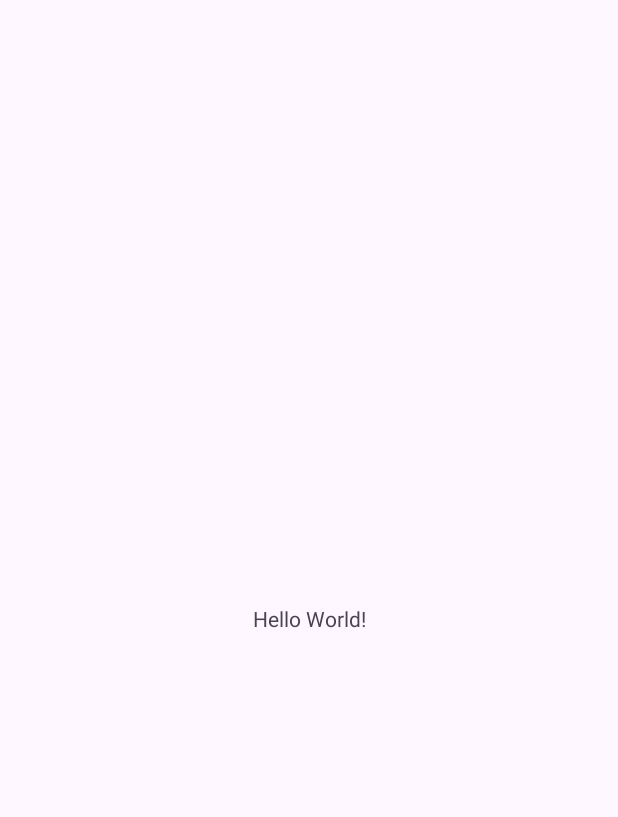
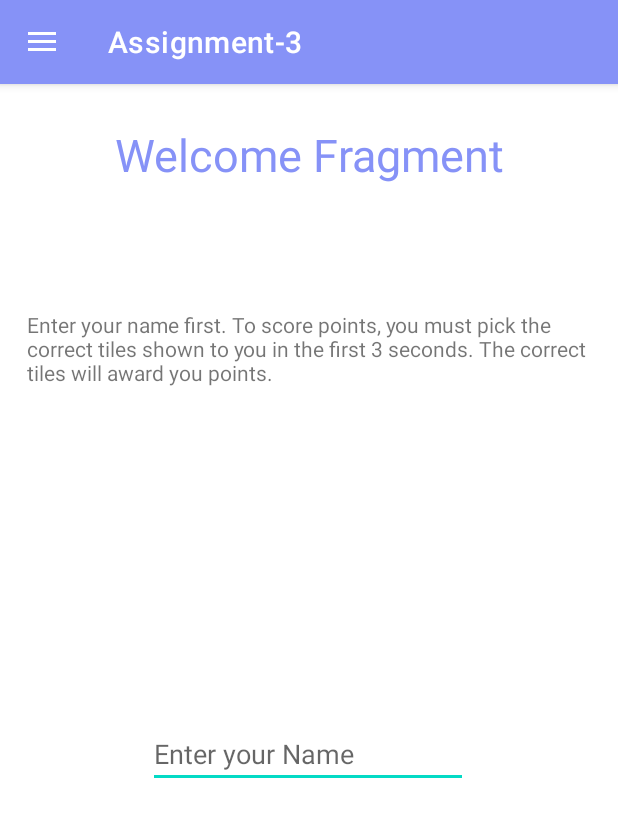
Before and after one commit to Msadeq12/MemoryTileGame, an Android app: the screen it shows after launch (MainActivity), on a phone screen of 412 x 824 dp. Before the commit the part shown is almost empty. Shown: the top 817 px of the screen. Run offline under Robolectric (Android 15) with nearby library versions, the phone set to English and light mode, and no system bars.

Commit message:
Added Navigation Drawer to navigate between fragments.

```diff
--- a/app/build.gradle.kts
+++ b/app/build.gradle.kts
@@ -41,6 +41,9 @@ dependencies {
     implementation("androidx.appcompat:appcompat:1.6.1")
     implementation("com.google.android.material:material:1.10.0")
     implementation("androidx.constraintlayout:constraintlayout:2.1.4")
+    implementation("androidx.legacy:legacy-support-v4:1.0.0")
+    implementation("androidx.lifecycle:lifecycle-livedata-ktx:2.6.1")
+    implementation("androidx.lifecycle:lifecycle-viewmodel-ktx:2.6.1")
     testImplementation("junit:junit:4.13.2")
     androidTestImplementation("androidx.test.ext:junit:1.1.5")
     androidTestImplementation("androidx.test.espresso:espresso-core:3.5.1")
--- a/app/src/main/java/com/example/assignment_3/MainActivity.kt
+++ b/app/src/main/java/com/example/assignment_3/MainActivity.kt
@@ -1,11 +1,58 @@
 package com.example.assignment_3
 
+import android.os.Bundle
+import android.view.MenuItem
+import android.view.Window
+import android.widget.Toast
+import androidx.appcompat.app.ActionBarDrawerToggle
 import androidx.appcompat.app.AppCompatActivity
-import android.os.Bundle
+import androidx.appcompat.widget.Toolbar
+import androidx.core.view.GravityCompat
+import androidx.drawerlayout.widget.DrawerLayout
+import com.google.android.material.navigation.NavigationView
 
-class MainActivity : AppCompatActivity() {
+class MainActivity : AppCompatActivity(), NavigationView.OnNavigationItemSelectedListener {
+
+    private lateinit var drawerLayout: DrawerLayout
+
     override fun onCreate(savedInstanceState: Bundle?) {
         super.onCreate(savedInstanceState)
         setContentView(R.layout.activity_main)
+
+        drawerLayout = findViewById<DrawerLayout>(R.id.drawer_layout)
+        val toolbar = findViewById<Toolbar>(R.id.toolbar)
+        setSupportActionBar(toolbar)
+        val navigationView = findViewById<NavigationView>(R.id.nav_view)
+        navigationView.setNavigationItemSelectedListener(this)
+        val toggle = ActionBarDrawerToggle(this, drawerLayout, toolbar, R.string.open_nav, R.string.close_nav)
+        drawerLayout.addDrawerListener(toggle)
+        toggle.syncState()
+        if (savedInstanceState == null) {
+            supportFragmentManager.beginTransaction()
+                .replace(R.id.fragment_container, WelcomeFragment()).commit()
+            navigationView.setCheckedItem(R.id.nav_welcome)
+        }
+    }
+
+    override fun onNavigationItemSelected(item: MenuItem): Boolean {
+        when (item.itemId) {
+            R.id.nav_welcome -> supportFragmentManager.beginTransaction()
+                .replace(R.id.fragment_container, WelcomeFragment()).commit()
+            R.id.nav_score -> supportFragmentManager.beginTransaction()
+                .replace(R.id.fragment_container, ScoreFragment()).commit()
+            R.id.nav_game -> supportFragmentManager.beginTransaction()
+                .replace(R.id.fragment_container, GameFragment()).commit()
+        }
+        drawerLayout.closeDrawer(GravityCompat.START)
+        return true
+    }
+
+    override fun onBackPressed() {
+        super.onBackPressed()
+        if (drawerLayout.isDrawerOpen(GravityCompat.START)) {
+            drawerLayout.closeDrawer(GravityCompat.START)
+        } else {
+            onBackPressedDispatcher.onBackPressed()
+        }
     }
 }
--- /dev/null
+++ b/app/src/main/java/com/example/assignment_3/WelcomeFragment.kt
@@ -0,0 +1,59 @@
+package com.example.assignment_3
+
+import android.os.Bundle
+import androidx.fragment.app.Fragment
+import android.view.LayoutInflater
+import android.view.View
+import android.view.ViewGroup
+
+// TODO: Rename parameter arguments, choose names that match
+// the fragment initialization parameters, e.g. ARG_ITEM_NUMBER
+private const val ARG_PARAM1 = "param1"
+private const val ARG_PARAM2 = "param2"
+
+/**
+ * A simple [Fragment] subclass.
+ * Use the [WelcomeFragment.newInstance] factory method to
+ * create an instance of this fragment.
+ */
+class WelcomeFragment : Fragment() {
+    // TODO: Rename and change types of parameters
+    private var param1: String? = null
+    private var param2: String? = null
+
+    override fun onCreate(savedInstanceState: Bundle?) {
+        super.onCreate(savedInstanceState)
+        arguments?.let {
+            param1 = it.getString(ARG_PARAM1)
+            param2 = it.getString(ARG_PARAM2)
+        }
+    }
+
+    override fun onCreateView(
+        inflater: LayoutInflater, container: ViewGroup?,
+        savedInstanceState: Bundle?
+    ): View? {
+        // Inflate the layout for this fragment
+        return inflater.inflate(R.layout.fragment_welcome, container, false)
+    }
+
+    companion object {
+        /**
+         * Use this factory method to create a new instance of
+         * this fragment using the provided parameters.
+         *
+         * @param param1 Parameter 1.
+         * @param param2 Parameter 2.
+         * @return A new instance of fragment WelcomeFragment.
+         */
+        // TODO: Rename and change types and number of parameters
+        @JvmStatic
+        fun newInstance(param1: String, param2: String) =
+            WelcomeFragment().apply {
+                arguments = Bundle().apply {
+                    putString(ARG_PARAM1, param1)
+                    putString(ARG_PARAM2, param2)
+                }
+            }
+    }
+}
--- a/app/src/main/res/layout/activity_main.xml
+++ b/app/src/main/res/layout/activity_main.xml
@@ -1,18 +1,39 @@
 <?xml version="1.0" encoding="utf-8"?>
-<androidx.constraintlayout.widget.ConstraintLayout xmlns:android="http://schemas.android.com/apk/res/android"
+<androidx.drawerlayout.widget.DrawerLayout
+    xmlns:android="http://schemas.android.com/apk/res/android"
     xmlns:app="http://schemas.android.com/apk/res-auto"
     xmlns:tools="http://schemas.android.com/tools"
     android:layout_width="match_parent"
     android:layout_height="match_parent"
+    android:id="@+id/drawer_layout"
+    android:fitsSystemWindows="true"
+    tools:openDrawer="start"
     tools:context=".MainActivity">
-
-    <TextView
+    <LinearLayout
+        android:layout_width="match_parent"
+        android:layout_height="match_parent"
+        android:orientation="vertical">
+        <androidx.appcompat.widget.Toolbar
+            android:layout_width="match_parent"
+            android:layout_height="56dp"
+            android:id="@+id/toolbar"
+            android:elevation="4dp"
+            android:background="@color/lavender"
+            android:theme="@style/ThemeOverlay.AppCompat.Dark.ActionBar"
+            android:popupTheme="@style/ThemeOverlay.AppCompat.Light"/>
+        <FrameLayout
+            android:layout_width="match_parent"
+            android:layout_height="match_parent"
+            android:id="@+id/fragment_container"/>
+    </LinearLayout>
+    <com.google.android.material.navigation.NavigationView
         android:layout_width="wrap_content"
-        android:layout_height="wrap_content"
-        android:text="Hello World!"
-        app:layout_constraintBottom_toBottomOf="parent"
-        app:layout_constraintEnd_toEndOf="parent"
-        app:layout_constraintStart_toStartOf="parent"
-        app:layout_constraintTop_toTopOf="parent" />
-
-</androidx.constraintlayout.widget.ConstraintLayout>
+        android:layout_height="match_parent"
+        android:id="@+id/nav_view"
+        android:layout_gravity="start"
+        app:headerLayout="@layout/nav_header"
+        app:menu="@menu/nav_menu"
+        android:background="@drawable/menubkg"
+        app:itemIconTint="@color/lavender"
+        app:itemTextColor="@color/lavender"/>
+</androidx.drawerlayout.widget.DrawerLayout>
--- /dev/null
+++ b/app/src/main/res/layout/fragment_welcome.xml
@@ -0,0 +1,52 @@
+<?xml version="1.0" encoding="utf-8"?>
+<androidx.constraintlayout.widget.ConstraintLayout
+    xmlns:android="http://schemas.android.com/apk/res/android"
+    xmlns:app="http://schemas.android.com/apk/res-auto"
+    xmlns:tools="http://schemas.android.com/tools"
+    android:layout_width="match_parent"
+    android:layout_height="match_parent"
+    tools:context=".WelcomeFragment">
+    <!-- TODO: Update blank fragment layout -->
+    <TextView
+        android:id="@+id/textView"
+        android:layout_width="wrap_content"
+        android:layout_height="wrap_content"
+        android:layout_centerInParent="true"
+        android:layout_centerVertical="true"
+        android:text="Welcome Fragment"
+        android:textColor="@color/lavender"
+        android:textSize="30sp"
+        app:layout_constraintBottom_toBottomOf="parent"
+        app:layout_constraintEnd_toEndOf="parent"
+        app:layout_constraintStart_toStartOf="parent"
+        app:layout_constraintTop_toTopOf="parent"
+        app:layout_constraintVertical_bias="0.037" />
+
+    <EditText
+        android:id="@+id/txtName"
+        android:layout_width="wrap_content"
+        android:layout_height="wrap_content"
+        android:ems="10"
+        android:hint="Enter your Name"
+        android:inputType="text"
+        app:layout_constraintBottom_toBottomOf="parent"
+        app:layout_constraintEnd_toEndOf="parent"
+        app:layout_constraintHorizontal_bias="0.497"
+        app:layout_constraintStart_toStartOf="parent"
+        app:layout_constraintTop_toTopOf="parent"
+        app:layout_constraintVertical_bias="0.587" />
+
+    <TextView
+        android:id="@+id/txtInstructions"
+        android:layout_width="375dp"
+        android:layout_height="85dp"
+        android:text="@string/welcome_instructions"
+        app:layout_constraintBottom_toTopOf="@+id/txtName"
+        app:layout_constraintEnd_toEndOf="parent"
+        app:layout_constraintHorizontal_bias="0.498"
+        app:layout_constraintStart_toStartOf="parent"
+        app:layout_constraintTop_toBottomOf="@+id/textView"
+        app:layout_constraintVertical_bias="0.308" />
+
+
+</androidx.constraintlayout.widget.ConstraintLayout>
--- /dev/null
+++ b/app/src/main/res/menu/nav_menu.xml
@@ -0,0 +1,19 @@
+<?xml version="1.0" encoding="utf-8"?>
+<menu xmlns:android="http://schemas.android.com/apk/res/android"
+    xmlns:tools="http://schemas.android.com/tools"
+    tools:showIn = "navigation_view">
+
+    <group
+        android:checkableBehavior="single">
+        <item
+            android:id="@+id/nav_welcome"
+            android:title="Welcome"/>
+        <item
+            android:id="@+id/nav_game"
+            android:title="Game"/>
+        <item
+            android:id="@+id/nav_score"
+            android:title="Scores"/>
+    </group>
+
+</menu>
--- a/app/src/main/res/values/colors.xml
+++ b/app/src/main/res/values/colors.xml
@@ -1,5 +1,13 @@
 <?xml version="1.0" encoding="utf-8"?>
 <resources>
+
+    <color name="purple_200">#FFBB86FC</color>
+    <color name="purple_500">#FF6200EE</color>
+    <color name="purple_700">#FF3700B3</color>
+    <color name="teal_200">#FF03DAC5</color>
+    <color name="teal_700">#FF018786</color>
     <color name="black">#FF000000</color>
     <color name="white">#FFFFFFFF</color>
+    <color name="lavender">#8692f7</color>
+
 </resources>
--- a/app/src/main/res/values/strings.xml
+++ b/app/src/main/res/values/strings.xml
@@ -1,3 +1,11 @@
 <resources>
     <string name="app_name">Assignment-3</string>
+    <string name="open_nav">Open Navigation Drawer</string>
+    <string name="close_nav">Close Navigation Drawer</string>
+    <!-- TODO: Remove or change this placeholder text -->
+    <string name="hello_blank_fragment">Hello blank fragment</string>
+    <string name="welcome_instructions">
+        Enter your name first. To score points, you must pick the correct tiles
+        shown to you in the first 3 seconds. The correct tiles will award you points.
+    </string>
 </resources>
--- a/app/src/main/res/values/themes.xml
+++ b/app/src/main/res/values/themes.xml
@@ -1,9 +1,35 @@
 <resources xmlns:tools="http://schemas.android.com/tools">
     <!-- Base application theme. -->
-    <style name="Base.Theme.Assignment3" parent="Theme.Material3.DayNight.NoActionBar">
-        <!-- Customize your light theme here. -->
-        <!-- <item name="colorPrimary">@color/my_light_primary</item> -->
+   <!-- <style name="Base.Theme.Assignment3" parent="Theme.Material3.DayNight.NoActionBar">
+        &lt;!&ndash; Customize your light theme here. &ndash;&gt;
+        &lt;!&ndash; <item name="colorPrimary">@color/my_light_primary</item> &ndash;&gt;
     </style>
 
-    <style name="Theme.Assignment3" parent="Base.Theme.Assignment3" />
+    <style name="Theme.Assignment3" parent="Base.Theme.Assignment3" />-->
+    <style name="Theme.NavigationDrawer" parent="Theme.MaterialComponents.DayNight.DarkActionBar">
+        <!-- Primary brand color. -->
+        <item name="colorPrimary">@color/lavender</item>
+        <item name="colorPrimaryVariant">@color/lavender</item>
+        <item name="colorOnPrimary">@color/white</item>
+        <!-- Secondary brand color. -->
+        <item name="colorSecondary">@color/teal_200</item>
+        <item name="colorSecondaryVariant">@color/teal_700</item>
+        <item name="colorOnSecondary">@color/black</item>
+        <!-- Status bar color. -->
+        <item name="android:statusBarColor">?attr/colorPrimaryVariant</item>
+        <!-- Customize your theme here. -->
+    </style>
+    <style name="Theme.MainActivity" parent="Theme.MaterialComponents.DayNight.NoActionBar">
+        <!-- Primary brand color. -->
+        <item name="colorPrimary">@color/lavender</item>
+        <item name="colorPrimaryVariant">@color/lavender</item>
+        <item name="colorOnPrimary">@color/white</item>
+        <!-- Secondary brand color. -->
+        <item name="colorSecondary">@color/teal_200</item>
+        <item name="colorSecondaryVariant">@color/teal_700</item>
+        <item name="colorOnSecondary">@color/black</item>
+        <!-- Status bar color. -->
+        <item name="android:statusBarColor">?attr/colorPrimaryVariant</item>
+        <!-- Customize your theme here. -->
+    </style>
 </resources>
```
Also changed, not shown: app/src/main/AndroidManifest.xml (+6 -1 lines), app/src/main/java/com/example/assignment_3/GameFragment.kt (added, +59 -0 lines), app/src/main/java/com/example/assignment_3/ScoreFragment.kt (added, +59 -0 lines), app/src/main/res/layout/fragment_game.xml (added, +16 -0 lines), app/src/main/res/layout/fragment_score.xml (added, +16 -0 lines), app/src/main/res/layout/nav_header.xml (added, +28 -0 lines), app/src/main/res/drawable/aklogo.png (added), app/src/main/res/drawable/header_3.png (added), app/src/main/res/drawable/menubkg.png (added).
